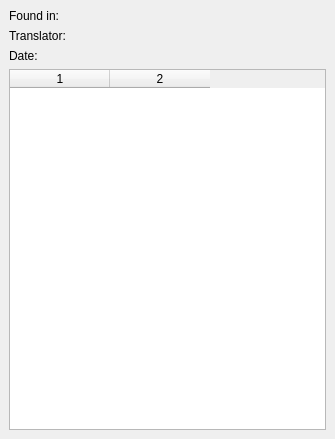
First picture: the form in pootling/ui/TableTM.ui, repository cc-archive/pootle, before the edit.
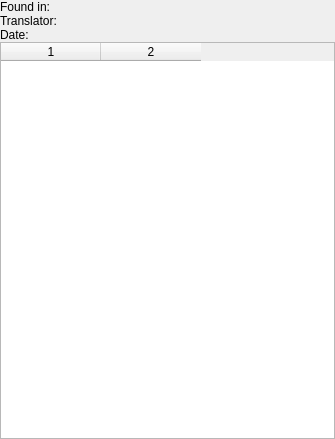
Second picture: the form after the edit.

Commit message: make TMtable expandable

Diff of the .ui file:
```diff
--- a/pootling/ui/TableTM.ui
+++ b/pootling/ui/TableTM.ui
@@ -9,15 +9,29 @@
     <height>439</height>
    </rect>
   </property>
+  <property name="sizePolicy" >
+   <sizepolicy>
+    <hsizetype>3</hsizetype>
+    <vsizetype>3</vsizetype>
+    <horstretch>0</horstretch>
+    <verstretch>0</verstretch>
+   </sizepolicy>
+  </property>
+  <property name="minimumSize" >
+   <size>
+    <width>150</width>
+    <height>50</height>
+   </size>
+  </property>
   <property name="windowTitle" >
    <string>Lookup</string>
   </property>
   <layout class="QGridLayout" >
    <property name="margin" >
-    <number>9</number>
+    <number>0</number>
    </property>
    <property name="spacing" >
-    <number>6</number>
+    <number>0</number>
    </property>
    <item row="3" column="0" colspan="3" >
     <widget class="QTableWidget" name="tblTM" >
@@ -78,6 +92,9 @@
      <property name="text" >
       <string/>
      </property>
+     <property name="wordWrap" >
+      <bool>false</bool>
+     </property>
     </widget>
    </item>
    <item row="0" column="0" >
```
The commit also changes 1 other file.
